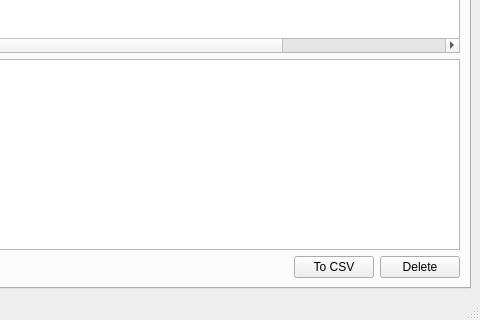
First picture: the form in gsRemote/forms/Console.ui, repository spel-uchile/gsSuchai, before the edit; both pictures show x 160 to 640 and y 201 to 521 of the 640 by 521 pixel window.
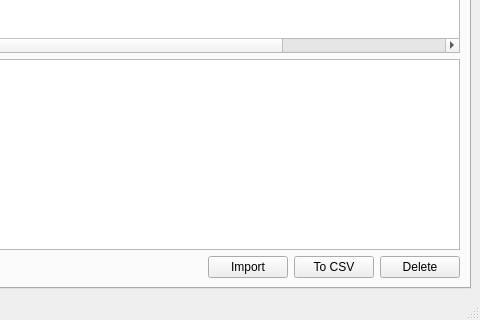
Second picture: the form after the edit. The open tabs and pages were chosen to show the change. Icons and pictures are not drawn.

Commit message: add import button

```diff
--- a/gsRemote/forms/Console.ui
+++ b/gsRemote/forms/Console.ui
@@ -443,6 +443,13 @@
             </property>
            </spacer>
           </item>
+          <item>
+           <widget class="QPushButton" name="pushButton_tlimport">
+            <property name="text">
+             <string>Import</string>
+            </property>
+           </widget>
+          </item>
           <item>
            <widget class="QPushButton" name="pushButton_tltocsv">
             <property name="text">
```
Left out of the diff: 2 changed lines with no effect on the pictures. The commit also changes 2 other files.
